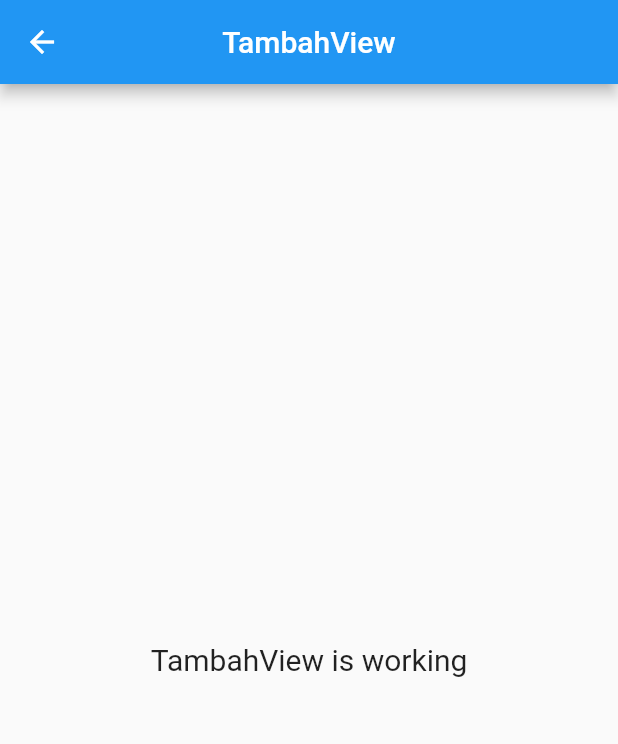
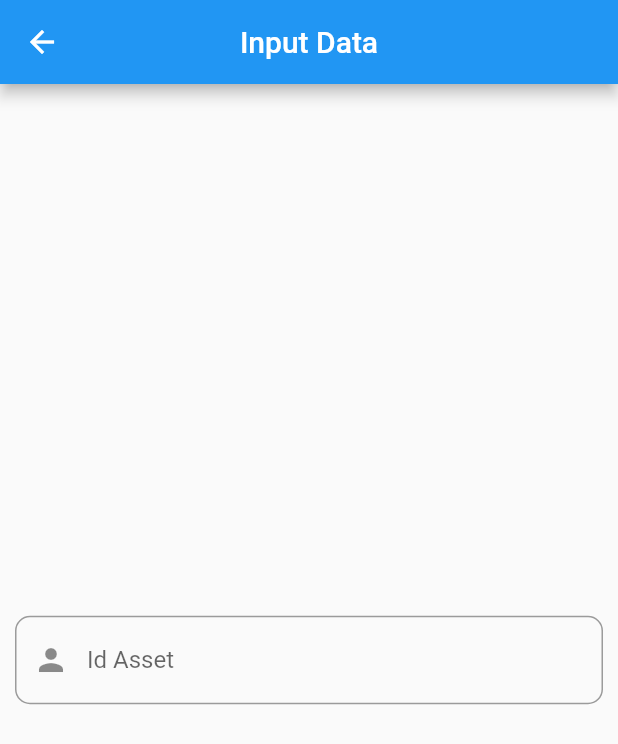
Before and after one commit to chdataasset/mncch_data_asset, a Flutter app: the TambahView screen opened by its route, on a phone screen of 412 x 824 dp. Shown: the top 744 px of the screen. Run offline on Flutter 3.47's test engine with Material 2 defaults, Android fonts, the phone set to English and light mode, and no system bars; our stand-ins replace avatar_glow, get, get_storage, supabase_flutter; accounts and stored records are empty.

Commit message:
mulai ngerjain input data

```diff
--- a/lib/app/modules/tambah/controllers/tambah_controller.dart
+++ b/lib/app/modules/tambah/controllers/tambah_controller.dart
@@ -1,9 +1,24 @@
+import 'package:flutter/material.dart';
 import 'package:get/get.dart';
+import 'package:supabase_flutter/supabase_flutter.dart';
 
 class TambahController extends GetxController {
   //TODO: Implement TambahController
 
-  final count = 0.obs;
+  TextEditingController idAssetC = TextEditingController();
+
+  final GlobalKey<FormState> registerFormKey = GlobalKey<FormState>();
+  SupabaseClient client = Supabase.instance.client;
+
+
+  String? validateidAsset(String value) {
+    if (value.length <= 6 || value.isEmpty) {
+      return "ID Asset Harus Diisi";
+    }
+    return null;
+  }
+
+
   @override
   void onInit() {
     super.onInit();
@@ -15,6 +30,7 @@ class TambahController extends GetxController {
   }
 
   @override
-  void onClose() {}
-  void increment() => count.value++;
+  void onClose() {
+    idAssetC.dispose();
+  }
 }
--- a/lib/app/modules/tambah/views/tambah_view.dart
+++ b/lib/app/modules/tambah/views/tambah_view.dart
@@ -9,13 +9,46 @@ class TambahView extends GetView<TambahController> {
   Widget build(BuildContext context) {
     return Scaffold(
       appBar: AppBar(
-        title: Text('TambahView'),
+        title: Text('Input Data'),
         centerTitle: true,
       ),
-      body: Center(
-        child: Text(
-          'TambahView is working',
-          style: TextStyle(fontSize: 20),
+      body: SafeArea(
+        child: Center(
+          child: SingleChildScrollView(
+            child: Padding(
+              padding: const EdgeInsets.all(10.0),
+              child: Form(
+                key: controller.registerFormKey,
+                autovalidateMode: AutovalidateMode.onUserInteraction,
+                child: Column(
+                  mainAxisAlignment: MainAxisAlignment.center,
+                  children: [
+                    TextFormField(
+                      decoration: InputDecoration(
+                        border: OutlineInputBorder(
+                          borderRadius: BorderRadius.circular(10),
+                        ),
+                        labelText: "Id Asset",
+                        prefixIcon: Icon(Icons.person),
+                      ),
+                      autocorrect: false,
+                      keyboardType: TextInputType.name,
+                      controller: controller.idAssetC,
+                      onChanged: (value) {
+                        value = controller.idAssetC.text;
+                      },
+                      onSaved: (value) {
+                        controller.idAssetC.text = value!;
+                      },
+                      validator: (value) {
+                        return controller.validateidAsset(value!);
+                      },
+                    )
+                  ],
+                ),
+              ),
+            ),
+          ),
         ),
       ),
     );
```
Also changed, not shown: lib/app/assets/images/add-48.png (deleted), lib/app/assets/images/add-96.png (deleted).
